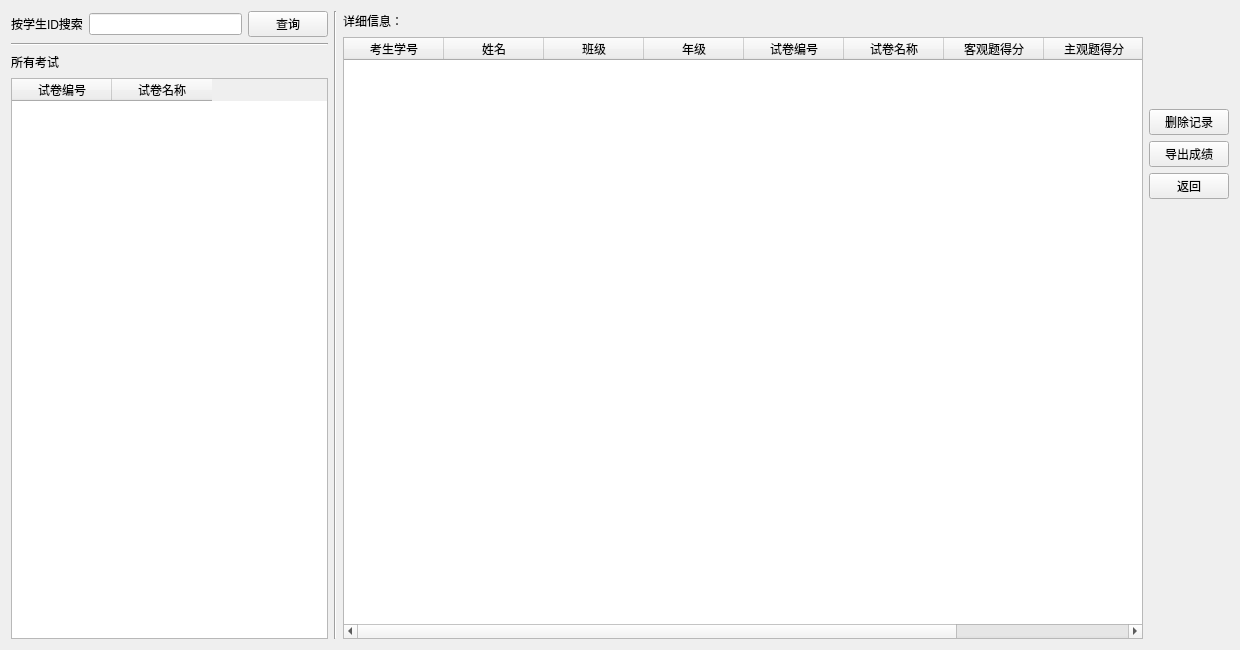
AlanForeverAi/Exams, file server/scoremanage.ui: the form before one commit.
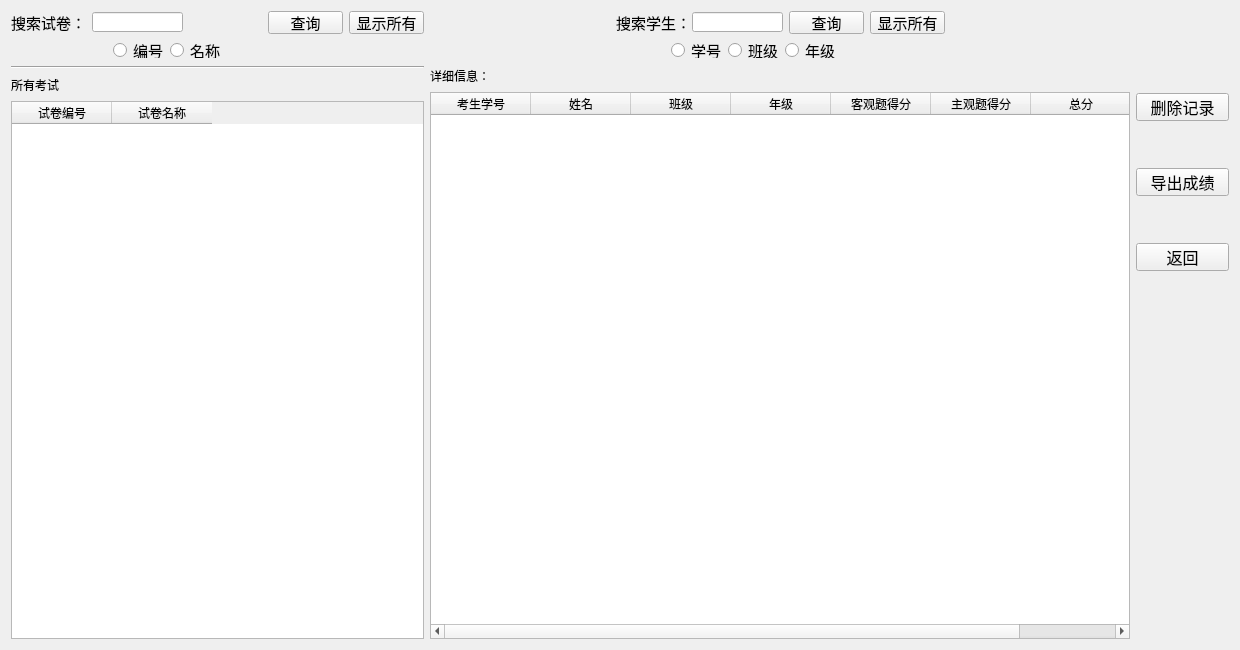
The form after the commit.

Diff of the .ui file:
```diff
--- a/server/scoremanage.ui
+++ b/server/scoremanage.ui
@@ -27,46 +27,204 @@
   </property>
   <layout class="QGridLayout" name="gridLayout">
    <item row="0" column="0">
-    <layout class="QVBoxLayout" name="verticalLayout_5">
-     <item>
-      <layout class="QHBoxLayout" name="horizontalLayout_7">
-       <item>
         <layout class="QVBoxLayout" name="verticalLayout_4">
          <item>
-          <layout class="QHBoxLayout" name="horizontalLayout_6">
-           <item>
             <layout class="QVBoxLayout" name="verticalLayout">
              <item>
-              <layout class="QHBoxLayout" name="horizontalLayout">
+        <layout class="QHBoxLayout" name="horizontalLayout_5">
                <item>
                 <widget class="QLabel" name="label_5">
+           <property name="font">
+            <font>
+             <pointsize>11</pointsize>
+            </font>
+           </property>
                  <property name="text">
-                  <string>按学生ID搜索</string>
+            <string>搜索试卷：</string>
                  </property>
                 </widget>
                </item>
                <item>
-                <widget class="QLineEdit" name="lineEdit"/>
-               </item>
-              </layout>
-             </item>
+          <widget class="QLineEdit" name="lineEdit_paper">
+           <property name="minimumSize">
+            <size>
+             <width>91</width>
+             <height>20</height>
+            </size>
+           </property>
+           <property name="maximumSize">
+            <size>
+             <width>91</width>
+             <height>20</height>
+            </size>
+           </property>
+          </widget>
+         </item>
              <item>
-              <layout class="QHBoxLayout" name="horizontalLayout_3"/>
-             </item>
-            </layout>
-           </item>
+          <spacer name="horizontalSpacer_11">
+           <property name="orientation">
+            <enum>Qt::Horizontal</enum>
+           </property>
+           <property name="sizeHint" stdset="0">
+            <size>
+             <width>40</width>
+             <height>20</height>
+            </size>
+           </property>
+          </spacer>
+         </item>
            <item>
-            <widget class="QPushButton" name="pushButton_search">
+          <widget class="QPushButton" name="pushButton_searchPaper">
              <property name="sizePolicy">
               <sizepolicy hsizetype="Minimum" vsizetype="Preferred">
                <horstretch>0</horstretch>
                <verstretch>0</verstretch>
               </sizepolicy>
              </property>
+           <property name="minimumSize">
+            <size>
+             <width>75</width>
+             <height>23</height>
+            </size>
+           </property>
+           <property name="maximumSize">
+            <size>
+             <width>75</width>
+             <height>23</height>
+            </size>
+           </property>
+           <property name="font">
+            <font>
+             <pointsize>11</pointsize>
+            </font>
+           </property>
              <property name="text">
               <string>查询</string>
              </property>
             </widget>
+         </item>
+         <item>
+          <widget class="QPushButton" name="pushButton_allPaper">
+           <property name="sizePolicy">
+            <sizepolicy hsizetype="Minimum" vsizetype="Preferred">
+             <horstretch>0</horstretch>
+             <verstretch>0</verstretch>
+            </sizepolicy>
+           </property>
+           <property name="minimumSize">
+            <size>
+             <width>75</width>
+             <height>23</height>
+            </size>
+           </property>
+           <property name="maximumSize">
+            <size>
+             <width>75</width>
+             <height>23</height>
+            </size>
+           </property>
+           <property name="font">
+            <font>
+             <pointsize>11</pointsize>
+            </font>
+           </property>
+           <property name="text">
+            <string>显示所有</string>
+           </property>
+          </widget>
+         </item>
+        </layout>
+       </item>
+       <item>
+        <layout class="QHBoxLayout" name="horizontalLayout">
+         <item>
+          <spacer name="horizontalSpacer_5">
+           <property name="orientation">
+            <enum>Qt::Horizontal</enum>
+           </property>
+           <property name="sizeHint" stdset="0">
+            <size>
+             <width>40</width>
+             <height>20</height>
+            </size>
+           </property>
+          </spacer>
+         </item>
+         <item>
+          <widget class="QRadioButton" name="radioButton_paperID">
+           <property name="minimumSize">
+            <size>
+             <width>51</width>
+             <height>16</height>
+            </size>
+           </property>
+           <property name="maximumSize">
+            <size>
+             <width>51</width>
+             <height>16</height>
+            </size>
+           </property>
+           <property name="font">
+            <font>
+             <pointsize>11</pointsize>
+            </font>
+           </property>
+           <property name="text">
+            <string>编号</string>
+           </property>
+          </widget>
+         </item>
+         <item>
+          <widget class="QRadioButton" name="radioButton_papername">
+           <property name="minimumSize">
+            <size>
+             <width>51</width>
+             <height>16</height>
+            </size>
+           </property>
+           <property name="maximumSize">
+            <size>
+             <width>51</width>
+             <height>16</height>
+            </size>
+           </property>
+           <property name="font">
+            <font>
+             <pointsize>11</pointsize>
+            </font>
+           </property>
+           <property name="text">
+            <string>名称</string>
+           </property>
+          </widget>
+         </item>
+         <item>
+          <spacer name="horizontalSpacer_3">
+           <property name="orientation">
+            <enum>Qt::Horizontal</enum>
+           </property>
+           <property name="sizeHint" stdset="0">
+            <size>
+             <width>40</width>
+             <height>20</height>
+            </size>
+           </property>
+          </spacer>
+         </item>
+         <item>
+          <spacer name="horizontalSpacer_4">
+           <property name="orientation">
+            <enum>Qt::Horizontal</enum>
+           </property>
+           <property name="sizeHint" stdset="0">
+            <size>
+             <width>40</width>
+             <height>20</height>
+            </size>
+           </property>
+          </spacer>
+         </item>
+        </layout>
            </item>
           </layout>
          </item>
@@ -117,12 +275,260 @@
          </item>
         </layout>
        </item>
+   <item row="0" column="1">
+    <layout class="QVBoxLayout" name="verticalLayout_6">
        <item>
-        <widget class="Line" name="line_3">
+      <layout class="QHBoxLayout" name="horizontalLayout_7">
+       <item>
+        <spacer name="horizontalSpacer_9">
          <property name="orientation">
-          <enum>Qt::Vertical</enum>
+          <enum>Qt::Horizontal</enum>
          </property>
-        </widget>
+         <property name="sizeHint" stdset="0">
+          <size>
+           <width>40</width>
+           <height>20</height>
+          </size>
+         </property>
+        </spacer>
+       </item>
+       <item>
+        <layout class="QVBoxLayout" name="verticalLayout_5">
+         <item>
+          <layout class="QHBoxLayout" name="horizontalLayout_6">
+           <item>
+            <widget class="QLabel" name="label_6">
+             <property name="minimumSize">
+              <size>
+               <width>70</width>
+               <height>23</height>
+              </size>
+             </property>
+             <property name="maximumSize">
+              <size>
+               <width>70</width>
+               <height>23</height>
+              </size>
+             </property>
+             <property name="font">
+              <font>
+               <pointsize>11</pointsize>
+              </font>
+             </property>
+             <property name="text">
+              <string>搜索学生：</string>
+             </property>
+            </widget>
+           </item>
+           <item>
+            <widget class="QLineEdit" name="lineEdit_student">
+             <property name="minimumSize">
+              <size>
+               <width>91</width>
+               <height>20</height>
+              </size>
+             </property>
+             <property name="maximumSize">
+              <size>
+               <width>91</width>
+               <height>20</height>
+              </size>
+             </property>
+            </widget>
+           </item>
+           <item>
+            <widget class="QPushButton" name="pushButton_searchstudent">
+             <property name="sizePolicy">
+              <sizepolicy hsizetype="Minimum" vsizetype="Preferred">
+               <horstretch>0</horstretch>
+               <verstretch>0</verstretch>
+              </sizepolicy>
+             </property>
+             <property name="minimumSize">
+              <size>
+               <width>75</width>
+               <height>23</height>
+              </size>
+             </property>
+             <property name="maximumSize">
+              <size>
+               <width>75</width>
+               <height>23</height>
+              </size>
+             </property>
+             <property name="font">
+              <font>
+               <pointsize>11</pointsize>
+              </font>
+             </property>
+             <property name="text">
+              <string>查询</string>
+             </property>
+            </widget>
+           </item>
+           <item>
+            <widget class="QPushButton" name="pushButton_allStudent">
+             <property name="sizePolicy">
+              <sizepolicy hsizetype="Minimum" vsizetype="Preferred">
+               <horstretch>0</horstretch>
+               <verstretch>0</verstretch>
+              </sizepolicy>
+             </property>
+             <property name="minimumSize">
+              <size>
+               <width>75</width>
+               <height>23</height>
+              </size>
+             </property>
+             <property name="maximumSize">
+              <size>
+               <width>75</width>
+               <height>23</height>
+              </size>
+             </property>
+             <property name="font">
+              <font>
+               <pointsize>11</pointsize>
+              </font>
+             </property>
+             <property name="text">
+              <string>显示所有</string>
+             </property>
+            </widget>
+           </item>
+          </layout>
+         </item>
+         <item>
+          <layout class="QHBoxLayout" name="horizontalLayout_3">
+           <item>
+            <spacer name="horizontalSpacer_6">
+             <property name="orientation">
+              <enum>Qt::Horizontal</enum>
+             </property>
+             <property name="sizeHint" stdset="0">
+              <size>
+               <width>40</width>
+               <height>20</height>
+              </size>
+             </property>
+            </spacer>
+           </item>
+           <item>
+            <widget class="QRadioButton" name="radioButton">
+             <property name="minimumSize">
+              <size>
+               <width>51</width>
+               <height>16</height>
+              </size>
+             </property>
+             <property name="maximumSize">
+              <size>
+               <width>51</width>
+               <height>16</height>
+              </size>
+             </property>
+             <property name="font">
+              <font>
+               <pointsize>11</pointsize>
+              </font>
+             </property>
+             <property name="text">
+              <string>学号</string>
+             </property>
+            </widget>
+           </item>
+           <item>
+            <widget class="QRadioButton" name="radioButton_2">
+             <property name="minimumSize">
+              <size>
+               <width>51</width>
+               <height>16</height>
+              </size>
+             </property>
+             <property name="maximumSize">
+              <size>
+               <width>51</width>
+               <height>16</height>
+              </size>
+             </property>
+             <property name="font">
+              <font>
+               <pointsize>11</pointsize>
+              </font>
+             </property>
+             <property name="text">
+              <string>班级</string>
+             </property>
+            </widget>
+           </item>
+           <item>
+            <widget class="QRadioButton" name="radioButton_3">
+             <property name="minimumSize">
+              <size>
+               <width>51</width>
+               <height>16</height>
+              </size>
+             </property>
+             <property name="maximumSize">
+              <size>
+               <width>51</width>
+               <height>16</height>
+              </size>
+             </property>
+             <property name="font">
+              <font>
+               <pointsize>11</pointsize>
+              </font>
+             </property>
+             <property name="text">
+              <string>年级</string>
+             </property>
+            </widget>
+           </item>
+           <item>
+            <spacer name="horizontalSpacer_8">
+             <property name="orientation">
+              <enum>Qt::Horizontal</enum>
+             </property>
+             <property name="sizeHint" stdset="0">
+              <size>
+               <width>40</width>
+               <height>20</height>
+              </size>
+             </property>
+            </spacer>
+           </item>
+           <item>
+            <spacer name="horizontalSpacer_7">
+             <property name="orientation">
+              <enum>Qt::Horizontal</enum>
+             </property>
+             <property name="sizeHint" stdset="0">
+              <size>
+               <width>40</width>
+               <height>20</height>
+              </size>
+             </property>
+            </spacer>
+           </item>
+          </layout>
+         </item>
+        </layout>
+       </item>
+       <item>
+        <spacer name="horizontalSpacer_10">
+         <property name="orientation">
+          <enum>Qt::Horizontal</enum>
+         </property>
+         <property name="sizeHint" stdset="0">
+          <size>
+           <width>40</width>
+           <height>20</height>
+          </size>
+         </property>
+        </spacer>
+       </item>
+      </layout>
        </item>
        <item>
         <layout class="QVBoxLayout" name="verticalLayout_2">
@@ -166,7 +572,7 @@
            </property>
            <property name="minimumSize">
             <size>
-             <width>800</width>
+           <width>700</width>
              <height>0</height>
             </size>
            </property>
@@ -190,16 +596,6 @@
              <string>年级</string>
             </property>
            </column>
-           <column>
-            <property name="text">
-             <string>试卷编号</string>
-            </property>
-           </column>
-           <column>
-            <property name="text">
-             <string>试卷名称</string>
-            </property>
-           </column>
            <column>
             <property name="text">
              <string>客观题得分</string>
@@ -219,7 +615,9 @@
          </item>
         </layout>
        </item>
-       <item>
+    </layout>
+   </item>
+   <item row="0" column="2">
         <layout class="QVBoxLayout" name="verticalLayout_3">
          <item>
           <spacer name="verticalSpacer">
@@ -250,22 +648,46 @@
          <item>
           <widget class="QPushButton" name="pushButton_delete">
            <property name="sizePolicy">
-            <sizepolicy hsizetype="Minimum" vsizetype="Fixed">
+        <sizepolicy hsizetype="Fixed" vsizetype="Fixed">
              <horstretch>0</horstretch>
              <verstretch>0</verstretch>
             </sizepolicy>
            </property>
            <property name="minimumSize">
             <size>
-             <width>0</width>
-             <height>0</height>
-            </size>
-           </property>
+         <width>93</width>
+         <height>28</height>
+        </size>
+       </property>
+       <property name="maximumSize">
+        <size>
+         <width>93</width>
+         <height>28</height>
+        </size>
+       </property>
+       <property name="font">
+        <font>
+         <pointsize>12</pointsize>
+        </font>
+       </property>
            <property name="text">
             <string>删除记录</string>
            </property>
           </widget>
          </item>
+     <item>
+      <spacer name="verticalSpacer_12">
+       <property name="orientation">
+        <enum>Qt::Vertical</enum>
+       </property>
+       <property name="sizeHint" stdset="0">
+        <size>
+         <width>20</width>
+         <height>40</height>
+        </size>
+       </property>
+      </spacer>
+     </item>
          <item>
           <widget class="QPushButton" name="pushButton_print">
            <property name="sizePolicy">
@@ -276,15 +698,39 @@
            </property>
            <property name="minimumSize">
             <size>
-             <width>0</width>
-             <height>0</height>
-            </size>
-           </property>
+         <width>93</width>
+         <height>28</height>
+        </size>
+       </property>
+       <property name="maximumSize">
+        <size>
+         <width>93</width>
+         <height>28</height>
+        </size>
+       </property>
+       <property name="font">
+        <font>
+         <pointsize>12</pointsize>
+        </font>
+       </property>
            <property name="text">
             <string>导出成绩</string>
            </property>
           </widget>
          </item>
+     <item>
+      <spacer name="verticalSpacer_13">
+       <property name="orientation">
+        <enum>Qt::Vertical</enum>
+       </property>
+       <property name="sizeHint" stdset="0">
+        <size>
+         <width>20</width>
+         <height>40</height>
+        </size>
+       </property>
+      </spacer>
+     </item>
          <item>
           <widget class="QPushButton" name="pushButton_back">
            <property name="sizePolicy">
@@ -295,20 +741,20 @@
            </property>
            <property name="minimumSize">
             <size>
-             <width>0</width>
-             <height>0</height>
+         <width>93</width>
+         <height>28</height>
             </size>
            </property>
            <property name="maximumSize">
             <size>
-             <width>16777215</width>
-             <height>1111</height>
+         <width>93</width>
+         <height>28</height>
             </size>
            </property>
            <property name="font">
             <font>
              <family>SimSun-ExtB</family>
-             <pointsize>9</pointsize>
+         <pointsize>12</pointsize>
              <weight>50</weight>
              <italic>false</italic>
              <bold>false</bold>
@@ -440,10 +886,6 @@
             </size>
            </property>
           </spacer>
-         </item>
-        </layout>
-       </item>
-      </layout>
      </item>
     </layout>
    </item>
```
Lines whose indentation alone changed are shown as unchanged.
